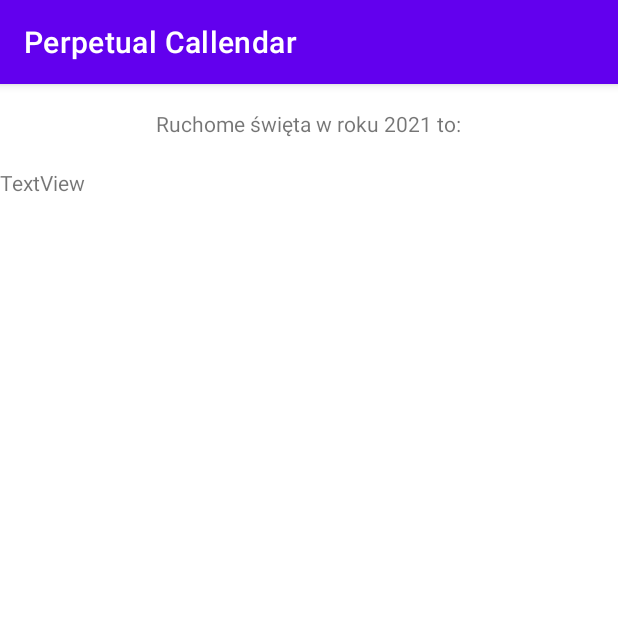
After one commit to ptylczynski/perpetual-callendar, an Android app: the MovingHolidaysActivity screen opened directly, with no data from a screen before it, on a phone screen of 412 x 824 dp, the top half of it. The commit adds this screen. Run offline under Robolectric (Android 15) with nearby library versions, the phone set to English and light mode, and no system bars; 4 statements that could not run were skipped.

Commit message:
moving holidays activity add

```diff
--- a/app/src/main/AndroidManifest.xml
+++ b/app/src/main/AndroidManifest.xml
@@ -9,6 +9,7 @@
         android:roundIcon="@mipmap/ic_launcher_round"
         android:supportsRtl="true"
         android:theme="@style/Theme.PerpetualCallendar">
+        <activity android:name=".MovingHolidaysActivity"></activity>
         <activity android:name=".MainActivity">
             <intent-filter>
                 <action android:name="android.intent.action.MAIN" />
--- /dev/null
+++ b/app/src/main/java/cloud/ptl/perpetualcallendar/MovingHolidaysActivity.java
@@ -0,0 +1,72 @@
+package cloud.ptl.perpetualcallendar;
+
+import androidx.annotation.RequiresApi;
+import androidx.appcompat.app.AppCompatActivity;
+
+import android.content.Intent;
+import android.os.Build;
+import android.os.Bundle;
+import android.widget.DatePicker;
+import android.widget.TextView;
+
+import java.time.LocalDate;
+
+public class MovingHolidaysActivity extends AppCompatActivity {
+
+    private DatePicker datePicker_start;
+    private DatePicker datePicker_end;
+
+    private TextView textView_header;
+
+    @RequiresApi(api = Build.VERSION_CODES.O)
+    @Override
+    protected void onCreate(Bundle savedInstanceState) {
+        super.onCreate(savedInstanceState);
+        setContentView(R.layout.activity_moving_holidays);
+
+        this.datePicker_start = new DatePicker(this);
+        this.datePicker_end = new DatePicker(this);
+
+        this.textView_header = findViewById(R.id.textView_header);
+
+        Intent intent = getIntent();
+        LocalDate date_start = LocalDate.parse(intent.getStringExtra("start_date"));
+        LocalDate date_end = LocalDate.parse(intent.getStringExtra("end_date"));
+
+        this.datePicker_start.updateDate(
+                date_start.getYear(),
+                date_start.getMonthValue(),
+                date_start.getDayOfMonth()
+        );
+
+        this.datePicker_end.updateDate(
+                date_end.getYear(),
+                date_end.getMonthValue(),
+                date_end.getDayOfMonth()
+        );
+
+        this.setHeader();
+    }
+
+    private void setHeader(){
+        Integer startYear = this.datePicker_start.getYear();
+        Integer endYear = this.datePicker_end.getYear();
+        if (startYear.equals(endYear))
+            this.textView_header.setText(
+                    String.format(
+                            "Ruchome święta w roku %s to:",
+                            startYear
+                    )
+            );
+        else
+            this.textView_header.setText(
+                    String.format(
+                            "Ruchome święta w latach %s - %s to:",
+                            startYear,
+                            endYear
+                    )
+            );
+    }
+
+
+}
--- /dev/null
+++ b/app/src/main/res/layout/activity_moving_holidays.xml
@@ -0,0 +1,30 @@
+<?xml version="1.0" encoding="utf-8"?>
+<androidx.constraintlayout.widget.ConstraintLayout xmlns:android="http://schemas.android.com/apk/res/android"
+    xmlns:app="http://schemas.android.com/apk/res-auto"
+    xmlns:tools="http://schemas.android.com/tools"
+    android:layout_width="match_parent"
+    android:layout_height="match_parent"
+    tools:context=".MovingHolidaysActivity">
+
+    <TextView
+        android:id="@+id/textView_header"
+        android:layout_width="wrap_content"
+        android:layout_height="wrap_content"
+        android:text="TextView"
+        app:layout_constraintBottom_toBottomOf="parent"
+        app:layout_constraintEnd_toEndOf="parent"
+        app:layout_constraintHorizontal_bias="0.498"
+        app:layout_constraintStart_toStartOf="parent"
+        app:layout_constraintTop_toTopOf="parent"
+        app:layout_constraintVertical_bias="0.022" />
+
+    <TextView
+        android:id="@+id/textView_table"
+        android:layout_width="wrap_content"
+        android:layout_height="wrap_content"
+        android:text="TextView"
+        app:layout_constraintBottom_toBottomOf="parent"
+        app:layout_constraintTop_toBottomOf="@+id/textView_header"
+        app:layout_constraintVertical_bias="0.028"
+        tools:layout_editor_absoluteX="176dp" />
+</androidx.constraintlayout.widget.ConstraintLayout>
```
Also changed, not shown: app/src/main/java/cloud/ptl/perpetualcallendar/Helpers.java (+8 -8 lines), app/src/main/java/cloud/ptl/perpetualcallendar/MainActivity.java (+33 -1 lines).
